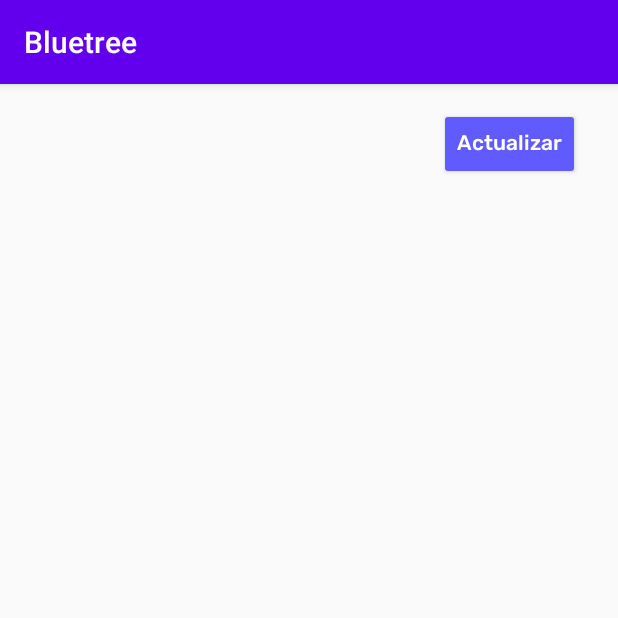
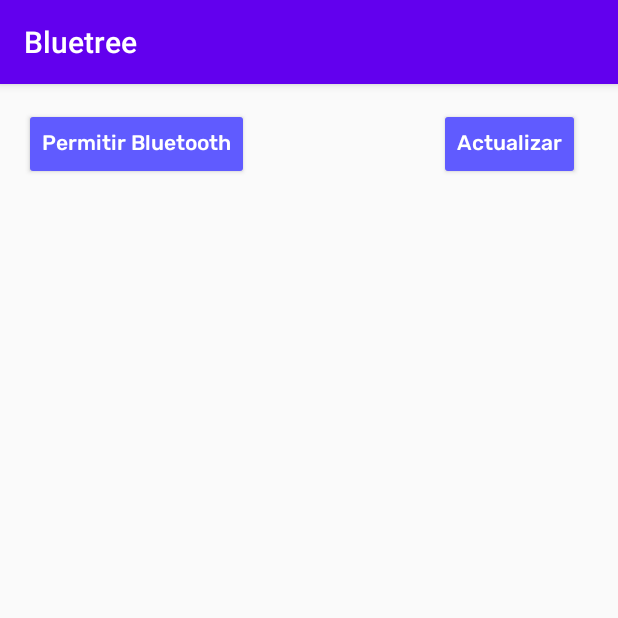
Before and after one commit to juangramirez/bluetooth, an Android app: the screen it shows after launch (MainActivity), on a phone screen of 412 x 824 dp, the top half of it. Run offline under Robolectric (Android 15) with nearby library versions, the phone set to English and light mode, and no system bars.

Commit message:
Agregando permisos
Solo la configuración

```diff
--- a/Bluetree/app/src/main/java/com/bluetree/bluetree/MainActivity.java
+++ b/Bluetree/app/src/main/java/com/bluetree/bluetree/MainActivity.java
@@ -1,8 +1,10 @@
 package com.bluetree.bluetree;
 
+import android.Manifest;
+import android.bluetooth.BluetoothAdapter;
 import android.content.Intent;
-import android.net.Uri;
-import android.provider.DocumentsContract;
+import android.content.pm.PackageManager;
+import android.support.v4.app.ActivityCompat;
 import android.support.v7.app.AppCompatActivity;
 import android.os.Bundle;
 import android.view.View;
@@ -11,7 +13,11 @@ import android.widget.Toast;
 
 public class MainActivity extends AppCompatActivity {
 
+    private static final int REQUEST_ENABLE_BT = 1;
     Button actualizar;
+    Button permitirBlu;
+
+    BluetoothAdapter bluetoothAdapter = BluetoothAdapter.getDefaultAdapter();
 
     @Override
     protected void onCreate(Bundle savedInstanceState) {
@@ -20,6 +26,30 @@ public class MainActivity extends AppCompatActivity {
 
         actualizar = findViewById(R.id.actualizar);
 
+        permitirBlu = findViewById(R.id.permitirBlu); //Lo primero es el nombre de la variable de tipo botón, el segundo permitirBlu es el id en ui
+
+        //Si getDefaultAdapter() devuelve null, significa que el dispositivo no es compatible con Bluetooth.
+        if (bluetoothAdapter == null) {
+            // Device doesn't support Bluetooth
+        }
+
+    }
+
+    public void permitirBluetooth(View view){
+        if (!bluetoothAdapter.isEnabled()) {
+            Intent enableBtIntent = new Intent(BluetoothAdapter.ACTION_REQUEST_ENABLE);
+            if (ActivityCompat.checkSelfPermission(this, Manifest.permission.BLUETOOTH_CONNECT) != PackageManager.PERMISSION_GRANTED) {
+                // TODO: Consider calling
+                //    ActivityCompat#requestPermissions
+                // here to request the missing permissions, and then overriding
+                //   public void onRequestPermissionsResult(int requestCode, String[] permissions,
+                //                                          int[] grantResults)
+                // to handle the case where the user grants the permission. See the documentation
+                // for ActivityCompat#requestPermissions for more details.
+                return;
+            }
+            startActivityForResult(enableBtIntent, REQUEST_ENABLE_BT);
+        }
     }
 
     public void actualizarAccion(View view){
--- a/Bluetree/app/src/main/res/layout/activity_group.xml
+++ b/Bluetree/app/src/main/res/layout/activity_group.xml
@@ -20,4 +20,19 @@
         app:layout_constraintEnd_toEndOf="parent"
         app:layout_constraintTop_toTopOf="parent" />
 
+    <Button
+        android:id="@+id/permitirBlu"
+        android:layout_width="wrap_content"
+        android:layout_height="wrap_content"
+        android:layout_marginStart="16dp"
+        android:layout_marginTop="16dp"
+        android:backgroundTint="#605BFF"
+        android:fontFamily="@font/rubik_medium"
+        android:onClick="permitirBluetooth"
+        android:text="Permitir Bluetooth"
+        android:textAppearance="@style/TextAppearance.AppCompat.Small"
+        android:textColor="#FFFFFF"
+        app:layout_constraintStart_toStartOf="parent"
+        app:layout_constraintTop_toTopOf="parent" />
+
 </android.support.constraint.ConstraintLayout>
```
Also changed, not shown: Bluetree/app/src/main/AndroidManifest.xml (+8 -0 lines).
